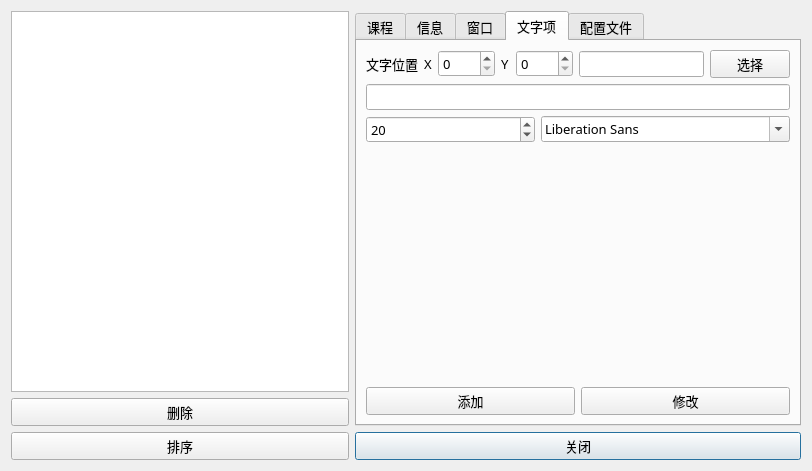
First picture: the form in TimeTable-Qt/settings.ui, repository SHM-white/TimeTable-Qt, before the edit.
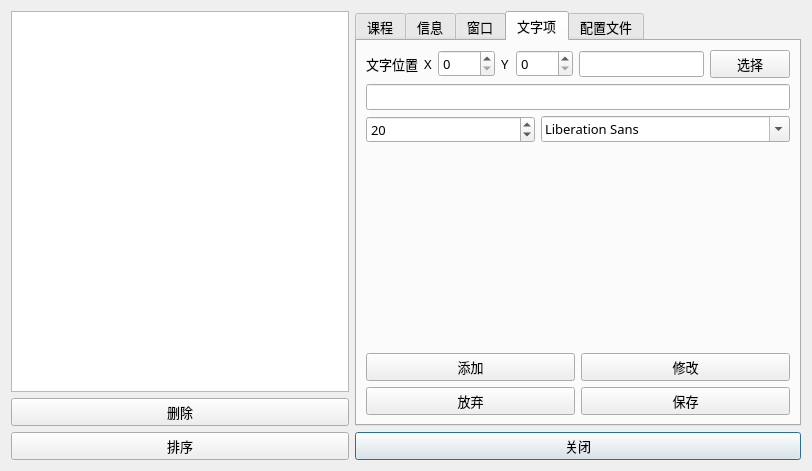
Second picture: the form after the edit. The open tabs and pages were chosen to show the change. Icons and pictures are not drawn.

Patch:
```diff
--- a/TimeTable-Qt/settings.ui
+++ b/TimeTable-Qt/settings.ui
@@ -689,6 +689,24 @@
                </item>
               </layout>
              </item>
+             <item>
+              <layout class="QHBoxLayout" name="horizontalLayout_24">
+               <item>
+                <widget class="QPushButton" name="pushButton_cancelChange">
+                 <property name="text">
+                  <string>放弃</string>
+                 </property>
+                </widget>
+               </item>
+               <item>
+                <widget class="QPushButton" name="pushButton_saveChange">
+                 <property name="text">
+                  <string>保存</string>
+                 </property>
+                </widget>
+               </item>
+              </layout>
+             </item>
             </layout>
            </item>
           </layout>
```
Left out of the diff: 2 changed lines with no effect on the pictures.
